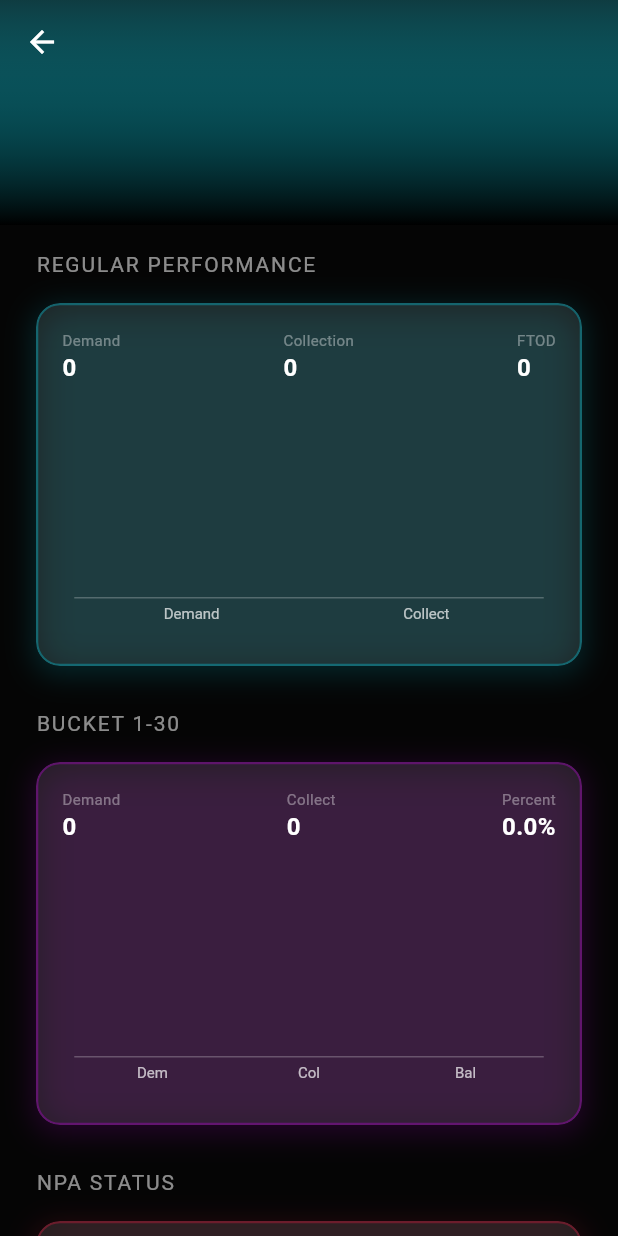
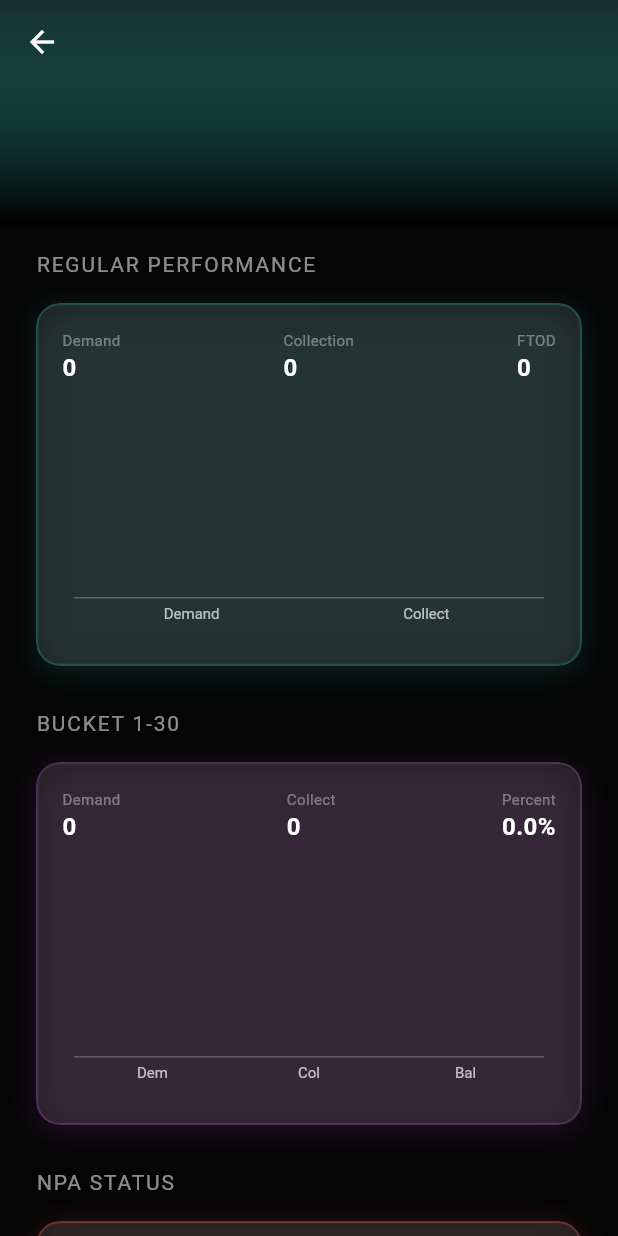
Before and after one commit to Raghunandan1157/Companies, a Flutter app: the RegionDetailScreen screen opened directly with empty values, on a phone screen of 412 x 824 dp. Run offline on Flutter 3.47's test engine with Material 3 defaults, Android fonts, the phone set to English and light mode, and no system bars.

Commit message:
feat: Rebrand to NLPL and add dynamic features
- Rebranded app to 'NLPL' with official logo and Teal/Green theme
- Added scrolling News Ticker to Dashboard
- Added Quick Actions FAB with glassmorphic sheet
- Added Search functionality to Regions table
- Enhanced MiniBarChart animations
- Fixed TickerWidget overflow issues on mobile

```diff
--- a/lib/components/mini_bar_chart.dart
+++ b/lib/components/mini_bar_chart.dart
@@ -1,6 +1,6 @@
 import 'package:flutter/material.dart';
 
-class MiniBarChart extends StatelessWidget {
+class MiniBarChart extends StatefulWidget {
   final List<double> values;
   final List<String> labels;
   final Color barColor;
@@ -15,17 +15,48 @@ class MiniBarChart extends StatelessWidget {
   });
 
   @override
+  State<MiniBarChart> createState() => _MiniBarChartState();
+}
+
+class _MiniBarChartState extends State<MiniBarChart> with SingleTickerProviderStateMixin {
+  late AnimationController _controller;
+  late Animation<double> _animation;
+
+  @override
+  void initState() {
+    super.initState();
+    _controller = AnimationController(
+      vsync: this,
+      duration: const Duration(milliseconds: 1000)
+    )..forward();
+
+    _animation = CurvedAnimation(parent: _controller, curve: Curves.easeOutQuart);
+  }
+
+  @override
+  void dispose() {
+    _controller.dispose();
+    super.dispose();
+  }
+
+  @override
   Widget build(BuildContext context) {
     return Container(
-      height: height,
+      height: widget.height,
       padding: const EdgeInsets.all(8),
-      child: CustomPaint(
-        size: Size.infinite,
-        painter: _BarChartPainter(
-          values: values,
-          labels: labels,
-          barColor: barColor,
-        ),
+      child: AnimatedBuilder(
+        animation: _animation,
+        builder: (context, child) {
+          return CustomPaint(
+            size: Size.infinite,
+            painter: _BarChartPainter(
+              values: widget.values,
+              labels: widget.labels,
+              barColor: widget.barColor,
+              progress: _animation.value,
+            ),
+          );
+        }
       ),
     );
   }
@@ -35,11 +66,13 @@ class _BarChartPainter extends CustomPainter {
   final List<double> values;
   final List<String> labels;
   final Color barColor;
+  final double progress;
 
   _BarChartPainter({
     required this.values,
     required this.labels,
     required this.barColor,
+    required this.progress,
   });
 
   @override
@@ -59,7 +92,8 @@ class _BarChartPainter extends CustomPainter {
 
     for (int i = 0; i < values.length; i++) {
       final val = values[i];
-      final barHeight = (val / maxValue) * (size.height - 20); // Reserve space for text
+      final fullBarHeight = (val / maxValue) * (size.height - 20); // Reserve space for text
+      final barHeight = fullBarHeight * progress; // Animate height
 
       final x = i * (size.width / values.length) + (size.width / values.length - barWidth) / 2;
       final y = size.height - 20 - barHeight;
@@ -105,5 +139,6 @@ class _BarChartPainter extends CustomPainter {
   }
 
   @override
-  bool shouldRepaint(covariant _BarChartPainter oldDelegate) => true;
+  bool shouldRepaint(covariant _BarChartPainter oldDelegate) =>
+      oldDelegate.progress != progress || oldDelegate.values != values;
 }
--- a/lib/main.dart
+++ b/lib/main.dart
@@ -16,7 +16,7 @@ class CorpPulseApp extends StatelessWidget {
   @override
   Widget build(BuildContext context) {
     return MaterialApp(
-      title: 'CorpPulse',
+      title: 'NLPL',
       debugShowCheckedModeBanner: false,
       theme: AppTheme.darkTheme,
       initialRoute: '/',
--- a/lib/theme/app_theme.dart
+++ b/lib/theme/app_theme.dart
@@ -6,12 +6,12 @@ class AppTheme {
   static const Color surface = Color(0xFF121212);
   static const Color surfaceGlass = Color(0x1AFFFFFF); // 10% white
 
-  // Neon Colors
-  static const Color neonCyan = Color(0xFF00E5FF);
-  static const Color neonGreen = Color(0xFF00E676);
-  static const Color neonPurple = Color(0xFFD500F9);
-  static const Color neonAmber = Color(0xFFFFC400);
-  static const Color neonRed = Color(0xFFFF1744);
+  // Neon Colors - Adjusted for NLPL (Teal/Green focus)
+  static const Color neonCyan = Color(0xFF26A69A); // Teal-ish
+  static const Color neonGreen = Color(0xFF76FF03); // Brighter Green
+  static const Color neonPurple = Color(0xFFAB47BC); // Softer Purple
+  static const Color neonAmber = Color(0xFFFFD740);
+  static const Color neonRed = Color(0xFFFF5252);
 
   static const Color textPrimary = Color(0xFFEEEEEE);
   static const Color textSecondary = Color(0xFFAAAAAA);
--- a/pubspec.yaml
+++ b/pubspec.yaml
@@ -17,3 +17,5 @@ dev_dependencies:
 
 flutter:
   uses-material-design: true
+  assets:
+    - assets/images/
```
Also changed, not shown: lib/components/ticker_widget.dart (added, +89 -0 lines), lib/views/dashboard_tab.dart (+49 -1 lines), lib/views/regions_tab.dart (+42 -4 lines), lib/views/welcome_screen.dart (+5 -5 lines), assets/images/logo.png (added).
